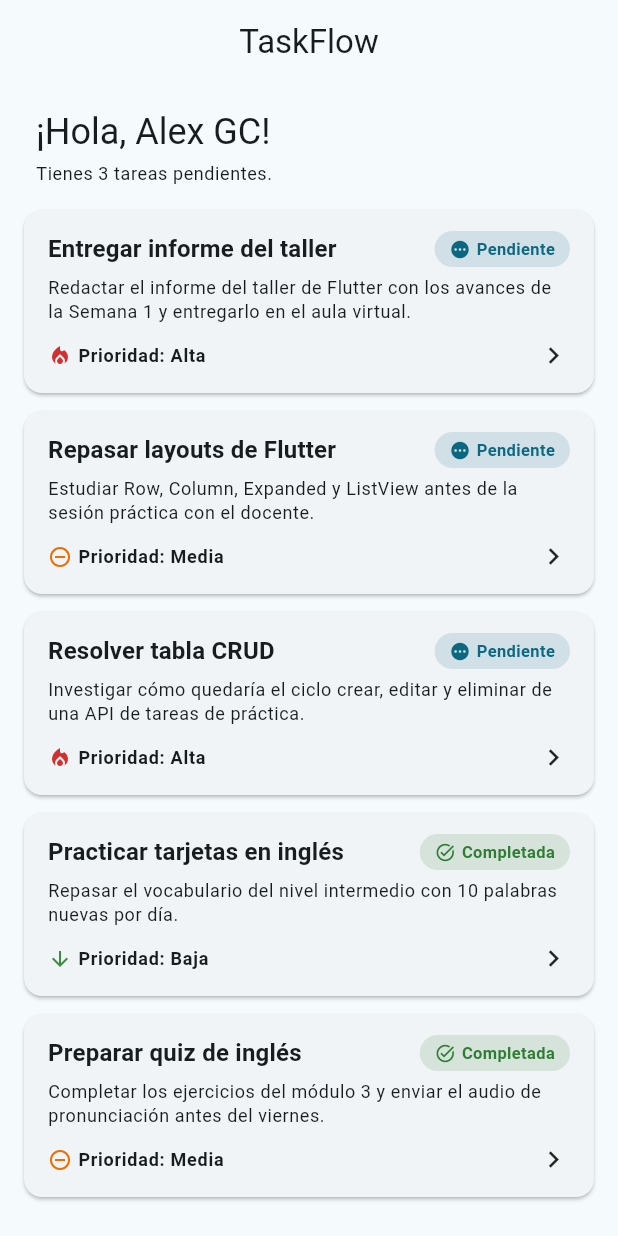
After one commit to alex167j/TaskFlow, a Flutter app: the screen it shows after launch, on a phone screen of 412 x 824 dp. The commit adds this screen. Run offline on Flutter 3.47's test engine with Material 3 defaults, Android fonts, the phone set to English and light mode, and no system bars; our stand-ins replace go_router.

Commit message:
feat: semana 3 sesion 6 - arquitectura MVVM con provider y estructura por funcionalidades

```diff
--- /dev/null
+++ b/lib/app/app.dart
@@ -0,0 +1,60 @@
+import 'package:flutter/material.dart';
+import 'package:go_router/go_router.dart';
+import 'package:provider/provider.dart';
+
+import '../core/theme/app_theme.dart';
+import '../features/tasks/data/task_repository.dart';
+import '../features/tasks/presentation/task_detail_screen.dart';
+import '../features/tasks/presentation/tasks_screen.dart';
+import '../features/tasks/presentation/tasks_view_model.dart';
+
+/// Navegación declarativa de TaskFlow:
+///   /          → listado de tareas
+///   /task/:id  → detalle de una tarea, identificada por id
+/// Cada instancia de la app crea su propio router para no compartir
+/// estado de navegación entre ejecuciones (importante en pruebas).
+GoRouter crearRouterDeApp() {
+  return GoRouter(
+    routes: [
+      GoRoute(
+        path: '/',
+        builder: (context, state) => const TasksScreen(),
+      ),
+      GoRoute(
+        path: '/task/:id',
+        builder: (context, state) {
+          final id = int.tryParse(state.pathParameters['id'] ?? '') ?? -1;
+          return TaskDetailScreen(taskId: id);
+        },
+      ),
+    ],
+  );
+}
+
+/// Raíz de la aplicación: entrega Repository y ViewModel sin crear
+/// dependencias globales, y configura el tema y las rutas.
+class TaskFlowApp extends StatelessWidget {
+  const TaskFlowApp({super.key});
+
+  @override
+  Widget build(BuildContext context) {
+    return MultiProvider(
+      providers: [
+        Provider<TaskRepository>(
+          create: (_) => LocalTaskRepository(),
+        ),
+        ChangeNotifierProvider<TasksViewModel>(
+          create: (context) => TasksViewModel(
+            context.read<TaskRepository>(),
+          )..loadTasks(),
+        ),
+      ],
+      child: MaterialApp.router(
+        debugShowCheckedModeBanner: false,
+        title: 'TaskFlow',
+        theme: AppTheme.light,
+        routerConfig: crearRouterDeApp(),
+      ),
+    );
+  }
+}
--- /dev/null
+++ b/lib/core/theme/app_theme.dart
@@ -0,0 +1,12 @@
+import 'package:flutter/material.dart';
+
+/// Recursos visuales comunes a toda la aplicación.
+abstract final class AppTheme {
+  /// Paleta propia de TaskFlow (verde azulado).
+  static const Color seedColor = Color(0xFF256D85);
+
+  static ThemeData get light => ThemeData(
+        colorScheme: ColorScheme.fromSeed(seedColor: seedColor),
+        useMaterial3: true,
+      );
+}
--- a/lib/models/task.dart
+++ b/lib/features/tasks/data/task.dart
@@ -1,6 +1,6 @@
 /// Información del dominio que representa una tarea de la app.
-/// En la Semana 2 alimenta el listado estático; más adelante se
-/// mapeará desde el JSON de la API (sesión 7).
+/// Vive en la capa de datos de la funcionalidad tasks; más adelante
+/// también se mapeará desde el JSON de la API (Semana 4).
 enum TaskPriority { high, medium, low }
 
 enum TaskStatus { pending, completed }
--- /dev/null
+++ b/lib/features/tasks/data/task_repository.dart
@@ -0,0 +1,67 @@
+import 'task.dart';
+
+/// Contrato de acceso a datos de tareas.
+///
+/// La interfaz es la única que conoce el ViewModel: así mañana puede
+/// cambiar de una fuente local a una API REST sin tocar la interfaz
+/// de usuario.
+abstract class TaskRepository {
+  /// Devuelve todas las tareas disponibles.
+  Future<List<Task>> getTasks();
+}
+
+/// Implementación temporal con los datos de prueba de las sesiones 3 y 4.
+/// En la Semana 4 la sustituye una implementación conectada a la API,
+/// sin modificar el ViewModel ni las pantallas.
+class LocalTaskRepository implements TaskRepository {
+  static const List<Task> _tasks = [
+    Task(
+      id: 1,
+      title: 'Entregar informe del taller',
+      description:
+          'Redactar el informe del taller de Flutter con los avances de la Semana 1 y entregarlo en el aula virtual.',
+      priority: TaskPriority.high,
+      status: TaskStatus.pending,
+      userId: 1,
+    ),
+    Task(
+      id: 2,
+      title: 'Repasar layouts de Flutter',
+      description:
+          'Estudiar Row, Column, Expanded y ListView antes de la sesión práctica con el docente.',
+      priority: TaskPriority.medium,
+      status: TaskStatus.pending,
+      userId: 1,
+    ),
+    Task(
+      id: 3,
+      title: 'Resolver tabla CRUD',
+      description:
+          'Investigar cómo quedaría el ciclo crear, editar y eliminar de una API de tareas de práctica.',
+      priority: TaskPriority.high,
+      status: TaskStatus.pending,
+      userId: 1,
+    ),
+    Task(
+      id: 4,
+      title: 'Practicar tarjetas en inglés',
+      description:
+          'Repasar el vocabulario del nivel intermedio con 10 palabras nuevas por día.',
+      priority: TaskPriority.low,
+      status: TaskStatus.completed,
+      userId: 1,
+    ),
+    Task(
+      id: 5,
+      title: 'Preparar quiz de inglés',
+      description:
+          'Completar los ejercicios del módulo 3 y enviar el audio de pronunciación antes del viernes.',
+      priority: TaskPriority.medium,
+      status: TaskStatus.completed,
+      userId: 1,
+    ),
+  ];
+
+  @override
+  Future<List<Task>> getTasks() async => _tasks;
+}
--- /dev/null
+++ b/lib/features/tasks/presentation/tasks_screen.dart
@@ -0,0 +1,99 @@
+import 'package:flutter/material.dart';
+import 'package:go_router/go_router.dart';
+import 'package:provider/provider.dart';
+
+import 'tasks_view_model.dart';
+import 'widgets/task_card.dart';
+
+const studentName = 'Alex GC';
+
+/// Listado principal. Solo presenta el estado que publica el
+/// TasksViewModel y le envía intenciones de usuario.
+class TasksScreen extends StatelessWidget {
+  const TasksScreen({super.key});
+
+  @override
+  Widget build(BuildContext context) {
+    final viewModel = context.watch<TasksViewModel>();
+
+    return Scaffold(
+      appBar: AppBar(title: const Text('TaskFlow'), centerTitle: true),
+      body: Column(
+        crossAxisAlignment: CrossAxisAlignment.start,
+        children: [
+          Padding(
+            padding: const EdgeInsets.fromLTRB(24, 16, 24, 8),
+            child: Column(
+              crossAxisAlignment: CrossAxisAlignment.start,
+              children: [
+                Text(
+                  '¡Hola, $studentName!',
+                  style: Theme.of(context).textTheme.headlineSmall,
+                ),
+                const SizedBox(height: 4),
+                Text(
+                  'Tienes ${viewModel.pendingCount} tareas pendientes.',
+                  style: Theme.of(context).textTheme.bodySmall,
+                ),
+              ],
+            ),
+          ),
+          Expanded(child: TaskListView(viewModel: viewModel)),
+        ],
+      ),
+    );
+  }
+}
+
+/// Presenta carga, error o la lista según el estado del ViewModel.
+class TaskListView extends StatelessWidget {
+  const TaskListView({required this.viewModel, super.key});
+
+  final TasksViewModel viewModel;
+
+  @override
+  Widget build(BuildContext context) {
+    if (viewModel.isLoading) {
+      return const Center(child: CircularProgressIndicator());
+    }
+
+    if (viewModel.errorMessage != null) {
+      return Center(
+        child: Padding(
+          padding: const EdgeInsets.all(24),
+          child: Column(
+            mainAxisSize: MainAxisSize.min,
+            children: [
+              Text(
+                viewModel.errorMessage!,
+                textAlign: TextAlign.center,
+              ),
+              const SizedBox(height: 12),
+              FilledButton(
+                onPressed: viewModel.loadTasks,
+                child: const Text('Reintentar'),
+              ),
+            ],
+          ),
+        ),
+      );
+    }
+
+    if (viewModel.tasks.isEmpty) {
+      return const Center(child: Text('Aún no tienes tareas registradas.'));
+    }
+
+    return ListView.builder(
+      padding: const EdgeInsets.fromLTRB(16, 8, 16, 16),
+      itemCount: viewModel.tasks.length,
+      itemBuilder: (context, index) {
+        final task = viewModel.tasks[index];
+        return TaskCard(
+          task: task,
+          // Solo comunica la intención: abrir tarea <id>.
+          onTap: () => context.push('/task/${task.id}'),
+        );
+      },
+    );
+  }
+}
--- /dev/null
+++ b/lib/features/tasks/presentation/tasks_view_model.dart
@@ -0,0 +1,47 @@
+import 'package:flutter/foundation.dart';
+
+import '../data/task.dart';
+import '../data/task_repository.dart';
+
+/// Convierte los datos del Repository en estado de interfaz.
+/// No dibuja widgets: la vista decide cómo mostrar carga, lista o error.
+class TasksViewModel extends ChangeNotifier {
+  TasksViewModel(this._repository);
+
+  final TaskRepository _repository;
+
+  bool _isLoading = false;
+  List<Task> _tasks = const [];
+  String? _errorMessage;
+
+  bool get isLoading => _isLoading;
+
+  List<Task> get tasks => List.unmodifiable(_tasks);
+
+  String? get errorMessage => _errorMessage;
+
+  int get pendingCount => _tasks.where((task) => !task.isCompleted).length;
+
+  Task? taskById(int id) {
+    final matches = _tasks.where((task) => task.id == id);
+    return matches.isEmpty ? null : matches.first;
+  }
+
+  /// Carga las tareas desde el Repository y notifica a la vista.
+  Future<void> loadTasks() async {
+    if (_isLoading) return; // evita solicitudes duplicadas
+    _isLoading = true;
+    _errorMessage = null;
+    notifyListeners();
+
+    try {
+      _tasks = await _repository.getTasks();
+    } catch (_) {
+      _errorMessage =
+          'No se pudieron cargar las tareas. Intenta de nuevo.';
+    } finally {
+      _isLoading = false;
+      notifyListeners();
+    }
+  }
+}
--- a/lib/widgets/task_card.dart
+++ b/lib/features/tasks/presentation/widgets/task_card.dart
@@ -1,6 +1,6 @@
 import 'package:flutter/material.dart';
 
-import '../models/task.dart';
+import '../../data/task.dart';
 
 /// Tarjeta reutilizable que representa una tarea en el listado.
 /// Cada instancia muestra: título, descripción corta, prioridad,
--- a/pubspec.yaml
+++ b/pubspec.yaml
@@ -35,6 +35,7 @@ dependencies:
   # Use with the CupertinoIcons class for iOS style icons.
   cupertino_icons: ^1.0.8
   go_router: ^18.1.3
+  provider: ^6.1.5+1
 
 dev_dependencies:
   flutter_test:
```
Also changed, not shown: lib/features/tasks/presentation/task_detail_screen.dart (renamed from lib/screens/task_detail_screen.dart, +6 -12 lines), lib/main.dart (+2 -43 lines), lib/screens/tasks_screen.dart (deleted, +0 -102 lines), pubspec.lock, 2 other files.
